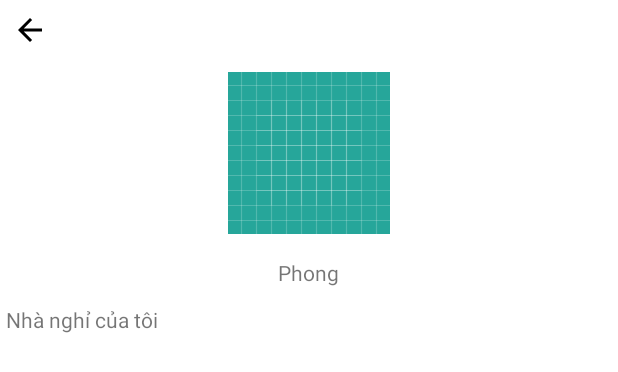
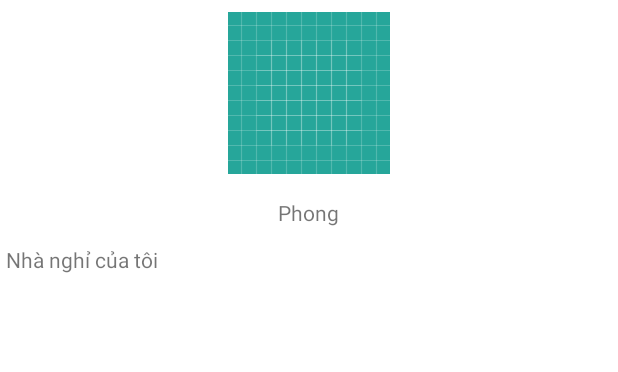
Before and after one commit to TechkidsAndroid11/Final-Project-2-Chua-nghi-ra-ten, an Android app: the layout fragment_my_hotel.xml on its own in the app's theme, with its tools: preview values and no code run, on a phone screen of 412 x 824 dp. Shown: the top 372 px of the screen. Run offline under Robolectric (Android 15) with nearby library versions, the phone set to English and light mode, and no system bars.

Commit message:
fix bug login crash, fix bug post hotel, fix bug show hotel

```diff
--- a/HotelHunter/app/src/debug/res/values/google_maps_api.xml
+++ b/HotelHunter/app/src/debug/res/values/google_maps_api.xml
@@ -20,5 +20,5 @@
     Once you have your key (it starts with "AIza"), replace the "google_maps_key"
     string in this file.
     -->
-        <string name="google_maps_key" templateMergeStrategy="preserve" translatable="false">AIzaSyDAqqxI1cRLTTfmPUgC8vXdEac4gSjJnwA</string>
+        <string name="google_maps_key" templateMergeStrategy="preserve" translatable="false">AIzaSyCPHUVwzFXx1bfLxZx9b8QYlZD_HMJza_0</string>
 </resources>
--- a/HotelHunter/app/src/main/java/com/example/admins/hotelhunter/activities/MainActivity.java
+++ b/HotelHunter/app/src/main/java/com/example/admins/hotelhunter/activities/MainActivity.java
@@ -208,7 +208,10 @@ public class MainActivity extends AppCompatActivity
     protected void onResume() {
         super.onResume();
         Log.d(TAG, "onResume: ");
-
+        DrawerLayout drawer = (DrawerLayout) findViewById(R.id.drawer_layout);
+        if (drawer.isDrawerOpen(GravityCompat.START)) {
+            drawer.closeDrawer(GravityCompat.START);
+        }
 
     }
 
--- a/HotelHunter/app/src/main/res/layout/fragment_my_hotel.xml
+++ b/HotelHunter/app/src/main/res/layout/fragment_my_hotel.xml
@@ -1,10 +1,10 @@
 <LinearLayout xmlns:android="http://schemas.android.com/apk/res/android"
     xmlns:tools="http://schemas.android.com/tools"
+    android:id="@+id/ll_myhotel"
     android:layout_width="match_parent"
     android:layout_height="match_parent"
+    android:background="#fff"
     android:orientation="vertical"
-    android:id="@+id/ll_myhotel"
-    android:background="#fff"
     tools:context="com.example.admins.hotelhunter.fragment.MyHotelFragment">
 
     <!-- TODO: Update blank fragment layout -->
@@ -12,18 +12,18 @@
         android:layout_width="match_parent"
         android:layout_height="wrap_content"
         android:orientation="vertical">
+        <!--<ImageView-->
+        <!--android:layout_width="wrap_content"-->
+        <!--android:layout_height="wrap_content"-->
+        <!--android:background="@drawable/ic_arrow_back_black_24dp"-->
+        <!--android:layout_margin="8dp"/>-->
         <ImageView
+            android:id="@+id/iv_avatar"
             android:layout_width="wrap_content"
             android:layout_height="wrap_content"
-            android:background="@drawable/ic_arrow_back_black_24dp"
-            android:layout_margin="8dp"/>
-        <ImageView
-            android:layout_width="wrap_content"
-            android:layout_height="wrap_content"
+            android:layout_gravity="center"
             android:layout_margin="8dp"
-            android:layout_gravity="center"
-            android:background="@drawable/ic_launcher_background"
-            android:id="@+id/iv_avatar"/>
+            android:background="@drawable/ic_launcher_background" />
 
         <TextView
             android:id="@+id/tv_name"
@@ -33,6 +33,7 @@
             android:layout_margin="8dp"
             android:text="Phong" />
     </LinearLayout>
+
     <LinearLayout
         android:layout_width="match_parent"
         android:layout_height="wrap_content"
@@ -41,22 +42,15 @@
         <TextView
             android:layout_width="wrap_content"
             android:layout_height="wrap_content"
-            android:text="Nhà nghỉ của tôi"
-            android:layout_margin="4dp"/>
+            android:layout_margin="4dp"
+            android:text="Nhà nghỉ của tôi" />
 
     </LinearLayout>
-    <ScrollView
+
+    <android.support.v7.widget.RecyclerView
+        android:id="@+id/rv_myHotel"
         android:layout_width="match_parent"
-        android:layout_margin="4dp"
-        android:layout_height="wrap_content">
-        <android.support.v7.widget.RecyclerView
-            android:layout_width="match_parent"
-            android:id="@+id/rv_myHotel"
-            android:layout_margin="8dp"
-            android:layout_height="match_parent"></android.support.v7.widget.RecyclerView>
-
-    </ScrollView>
-
-
+        android:layout_height="match_parent"
+        android:layout_margin="8dp"></android.support.v7.widget.RecyclerView>
 
 </LinearLayout>
```
Also changed, not shown: HotelHunter/app/src/main/java/com/example/admins/hotelhunter/activities/AddHotelActivity.java (+7 -5 lines), HotelHunter/app/src/main/java/com/example/admins/hotelhunter/activities/LoginActivity.java (+3 -6 lines), HotelHunter/app/src/main/java/com/example/admins/hotelhunter/adapter/HotelAdapter.java (+69 -72 lines), HotelHunter/app/src/main/java/com/example/admins/hotelhunter/fragment/MyHotelFragment.java (+6 -1 lines), HotelHunter/app/src/main/res/layout/item_hotel.xml (+5 -10 lines), HotelHunter/app/src/main/res/layout/item_hotel_fix.xml (added, +48 -0 lines), 1 other file.
